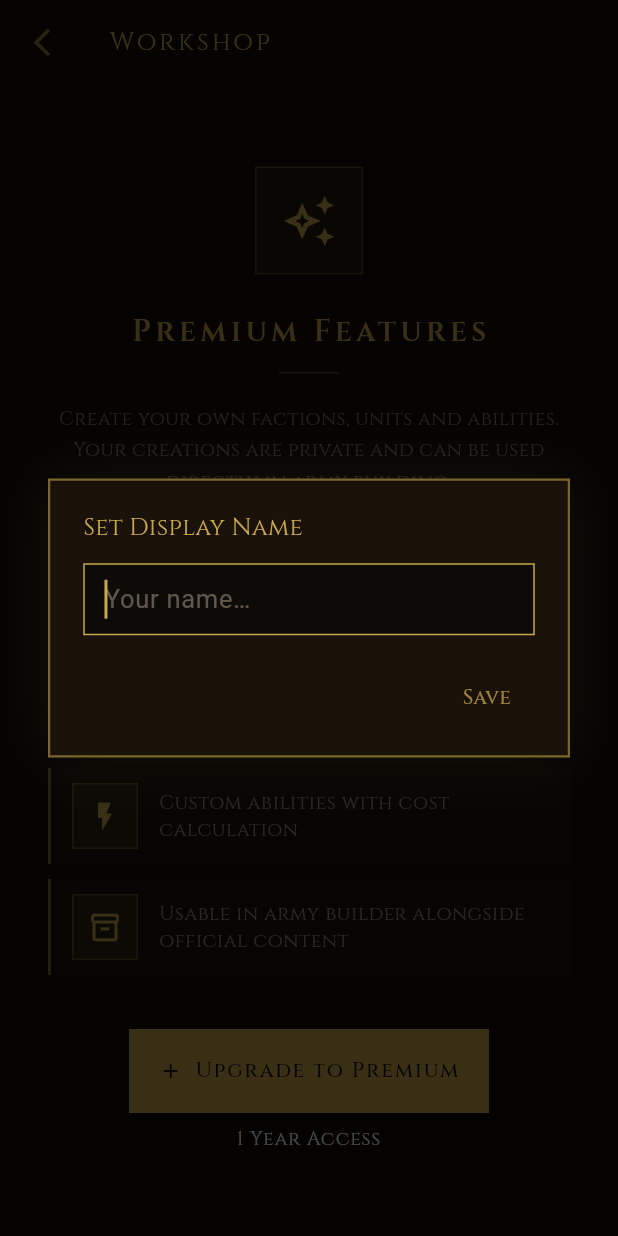
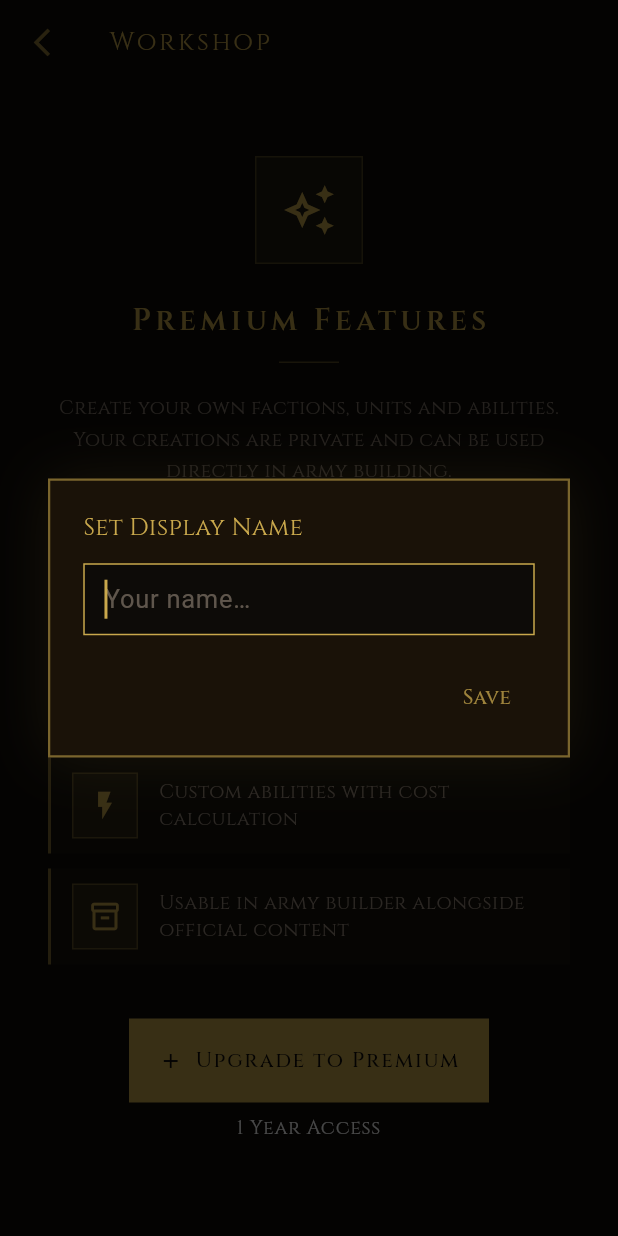
Before and after one commit to AbrahamB24/Aetherra, a Flutter app: the MyFactionsScreen screen opened directly, after a tap on "Upgrade to Premium", on a phone screen of 412 x 824 dp. Run offline on Flutter 3.47's test engine with Material 3 defaults, Android fonts, the phone set to English and light mode, and no system bars; our stand-ins replace flutter_svg, google_fonts, image_picker, pdf, printing, share_plus and 1 more; missing offline and left inert: dart:js_interop, pdfx; accounts and stored records are empty; project files that could hold a hidden picture were left out.

Commit message:
Fix iPad issues: paywall scroll, upgrade button, block BG remover on iOS
- Wrap paywall in SingleChildScrollView so content is scrollable on small screens
- Fix UpgradeButton to call launchUrl directly without canLaunchUrl check
- Block bg remover on iOS/iPadOS with clear error (WASM ~100MB crashes older Safari)

Co-Authored-By: Claude Sonnet 4.6 <noreply@anthropic.com>

```diff
--- a/lib/screens/my_factions_screen.dart
+++ b/lib/screens/my_factions_screen.dart
@@ -252,12 +252,14 @@ class _MyFactionsScreenState extends State<MyFactionsScreen>
       title: Text('Workshop',
         style: GoogleFonts.cinzel(color: gold, fontSize: 17, letterSpacing: 2)),
     ),
-    body: Center(
-      child: Padding(
-        padding: const EdgeInsets.all(32),
-        child: Column(
-          mainAxisSize: MainAxisSize.min,
-          children: [
+    body: SingleChildScrollView(
+      padding: const EdgeInsets.symmetric(horizontal: 32, vertical: 48),
+      child: Center(
+        child: ConstrainedBox(
+          constraints: const BoxConstraints(maxWidth: 480),
+          child: Column(
+            mainAxisSize: MainAxisSize.min,
+            children: [
             Container(
               width: 72, height: 72,
               decoration: BoxDecoration(
@@ -305,7 +307,7 @@ class _MyFactionsScreenState extends State<MyFactionsScreen>
           ],
         ),
       ),
-    ),
+    )),
   );
 
   // ═══════════════════════════════════════════════════
@@ -1865,12 +1867,8 @@ class _UpgradeButton extends StatelessWidget {
   Widget build(BuildContext context) => SizedBox(
     width: 240,
     child: OutlinedButton.icon(
-      onPressed: () async {
-        final uri = Uri.parse(url);
-        if (await canLaunchUrl(uri)) {
-          await launchUrl(uri, mode: LaunchMode.externalApplication);
-        }
-      },
+      onPressed: () => launchUrl(Uri.parse(url),
+        mode: LaunchMode.externalApplication),
       icon: const Icon(Icons.add, color: AppColors.dark, size: 16),
       label: Text('Upgrade to Premium',
         style: GoogleFonts.cinzel(fontSize: 14, letterSpacing: 1.2)),
```
Also changed, not shown: 1 other file.
